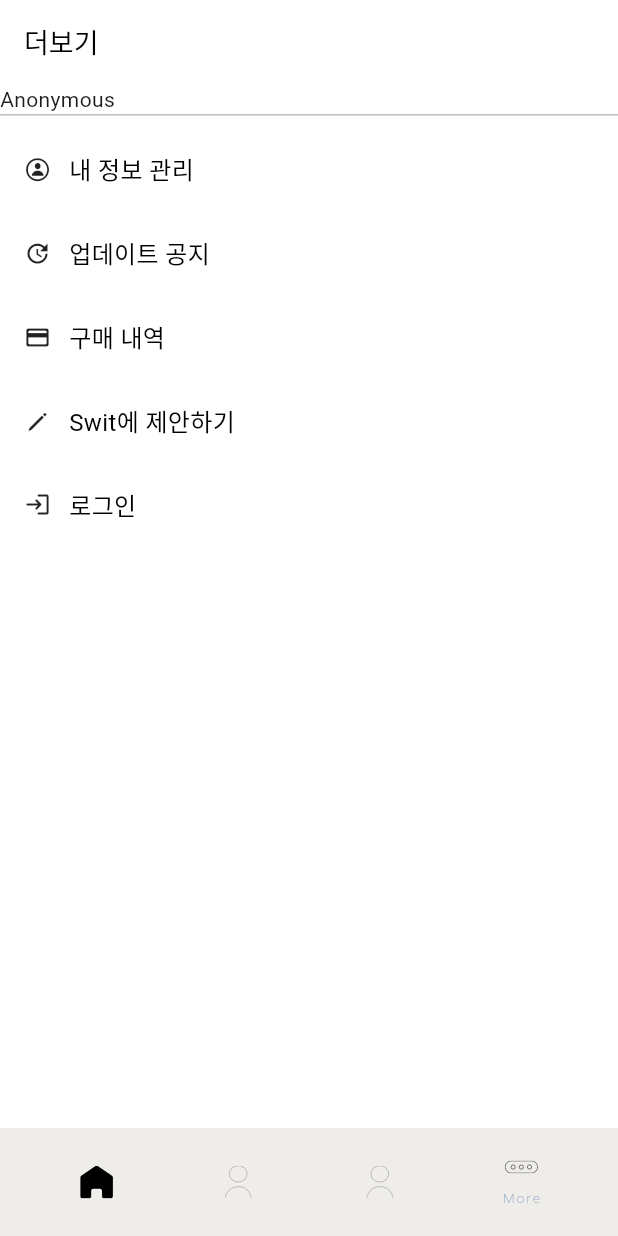
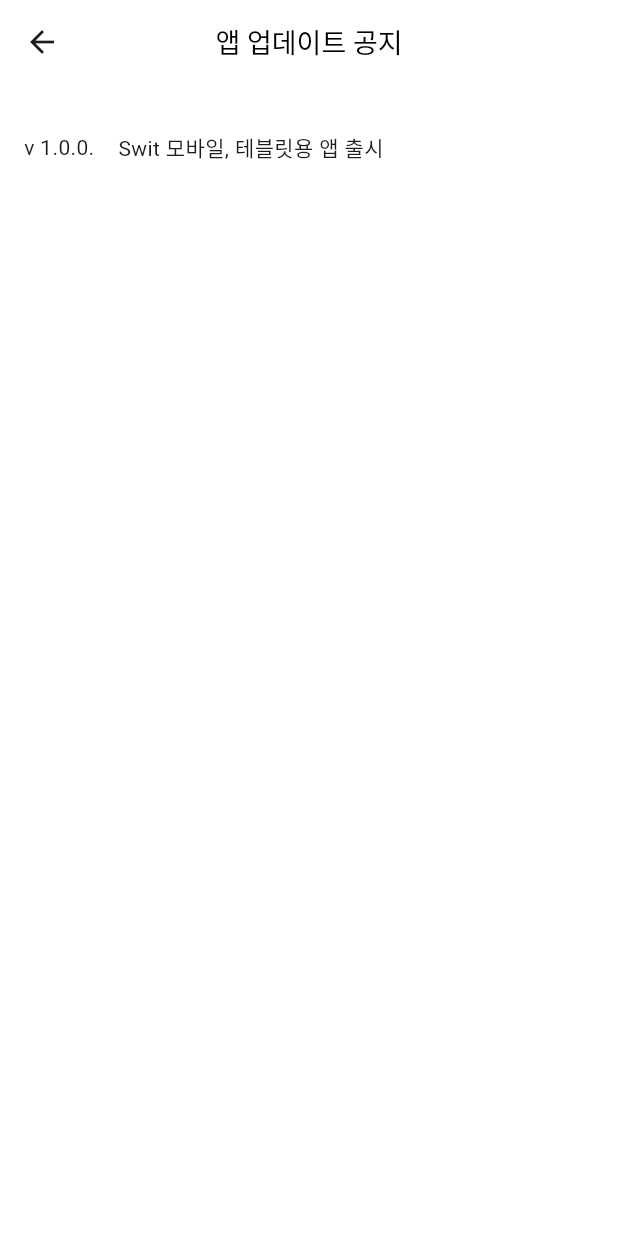
Before and after one commit to rainofmay/swit, a Flutter app: the screen it shows after launch, item 4 of the bottom bar chosen, after a tap on "업데이트 공지", on a phone screen of 412 x 824 dp. Run offline on Flutter 3.47's test engine with Material 3 defaults, Android fonts, the phone set to English and light mode, and no system bars; our stand-ins replace cached_network_image, firebase_core, flutter_dotenv, flutter_svg, freezed_annotation, get and 6 more; accounts and stored records are empty; Roboto replaces fonts that are missing (cafe24OhsquareAir).

Commit message:
[Update]

```diff
--- a/lib/features/more/presentation/view/more.screen.dart
+++ b/lib/features/more/presentation/view/more.screen.dart
@@ -1,5 +1,8 @@
 import 'package:flutter/cupertino.dart';
 import 'package:flutter/material.dart';
+import 'package:get/get.dart';
+import 'package:swit/features/more/presentation/view/update_sreen.dart';
+import 'package:swit/features/more/presentation/view/user_info_screen.dart';
 import 'package:swit/features/more/presentation/widgets/profile_row.dart';
 import 'package:swit/shared/constant/color_box.dart';
 import 'package:swit/shared/constant/icon_size.dart';
@@ -31,14 +34,18 @@ class MoreScreen extends StatelessWidget {
               children: [
                 TapRow(
                     widget:
-                        Icon(CupertinoIcons.person_circle, size: IconSize.md),
+                        Icon(CupertinoIcons.lock, size: IconSize.md),
                     title: '내 정보 관리',
-                    onTap: () {}),
+                    onTap: () {
+                      Get.to(() => UserInfoScreen());
+                    }),
                 const CustomGap(32),
                 TapRow(
                     widget: Icon(Icons.update, size: IconSize.md),
                     title: '업데이트 공지',
-                    onTap: () {}),
+                    onTap: () {
+                      Get.to(() => UpdateScreen());
+                    }),
                 const CustomGap(32),
                 TapRow(
                     widget: Icon(Icons.payment_rounded, size: IconSize.md),
--- /dev/null
+++ b/lib/features/more/presentation/view/update_sreen.dart
@@ -0,0 +1,32 @@
+import 'package:flutter/material.dart';
+import 'package:swit/shared/widgets/custom_back_appbar.dart';
+import 'package:swit/shared/widgets/custom_gap.dart';
+import 'package:swit/shared/widgets/custom_scaffold.dart';
+
+class UpdateScreen extends StatelessWidget {
+  const UpdateScreen({super.key});
+
+  @override
+  Widget build(BuildContext context) {
+    return CustomScaffold(
+      appBar: CustomBackAppBar(
+          appbarTitle: '앱 업데이트 공지',
+          isLeading: true,
+          isCenterTitle: true),
+      body: Padding(
+        padding: const EdgeInsets.all(16.0),
+        child: const Column(
+          children: [
+            CustomGap(16),
+            Row(
+              children: [
+                Text('v 1.0.0.'),
+                SizedBox(width: 16),
+                Text('Swit 모바일, 테블릿용 앱 출시')
+              ],
+            ),],
+        ),
+      ),
+    );
+  }
+}
```
Also changed, not shown: lib/features/more/presentation/view/user_info_screen.dart (added, +33 -0 lines), lib/features/more/presentation/view/withdrawal_sreen.dart (added, +107 -0 lines), lib/shared/widgets/custom_check_box.dart (added, +27 -0 lines), lib/shared/widgets/custom_dialog.dart (added, +31 -0 lines), 1 other file.
